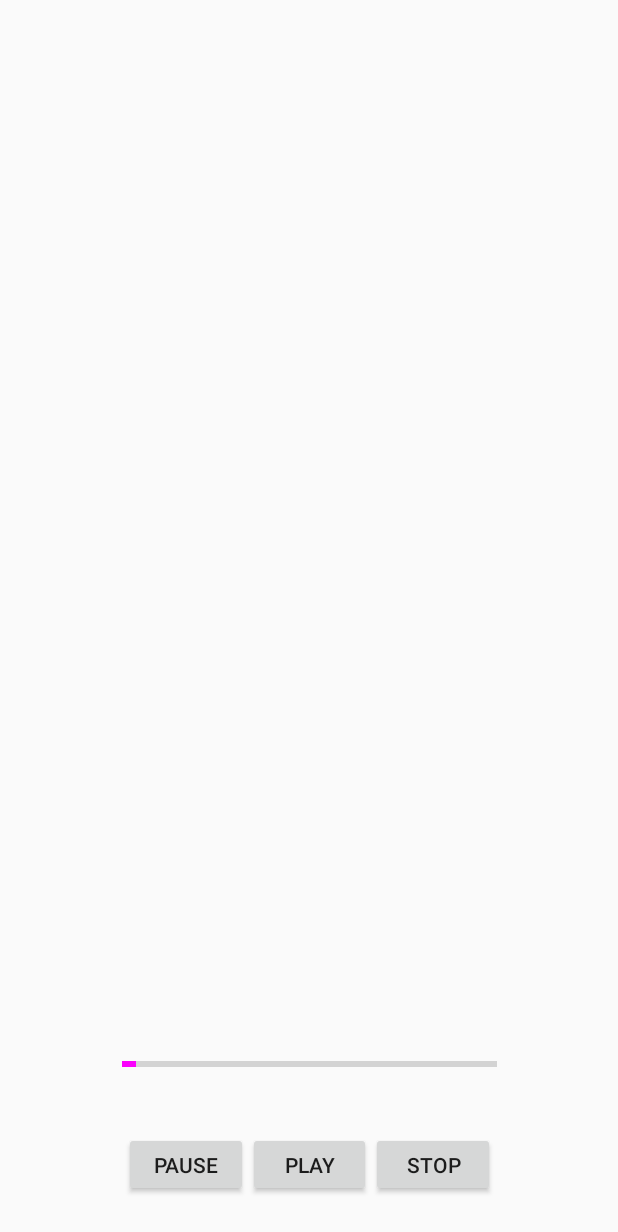
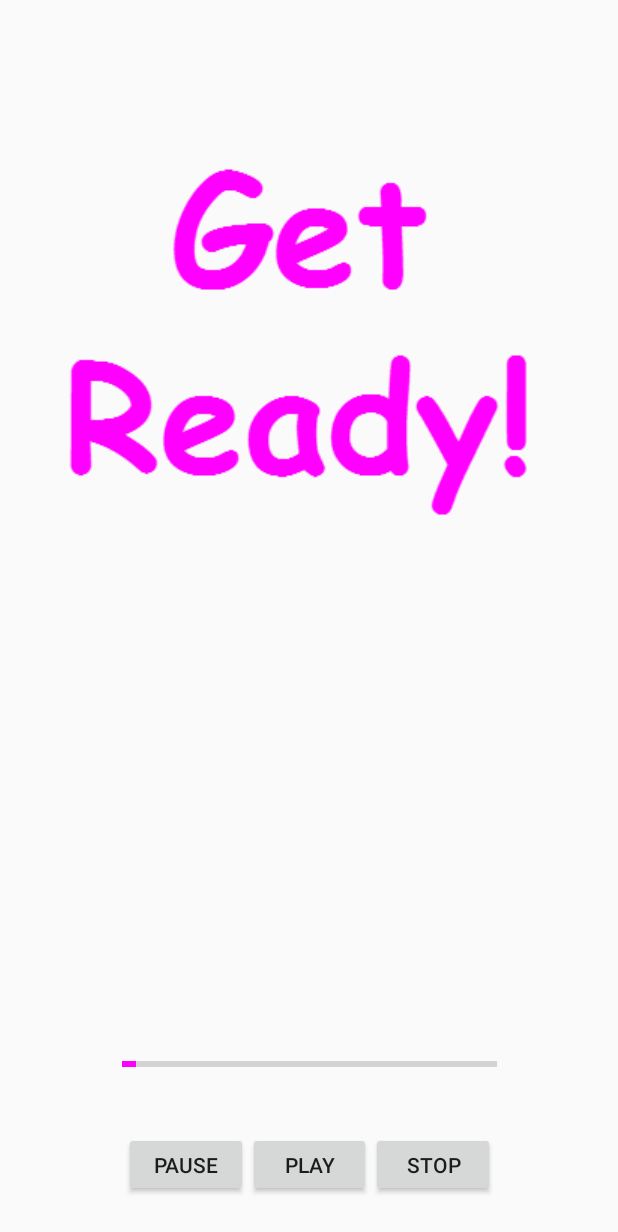
Before and after one commit to dic15afr/Danz, an Android app: the Play screen opened directly, with no data from a screen before it, after a tap on "PLAY", on a phone screen of 412 x 824 dp. Shown: the top 1232 px of the screen. Run offline under Robolectric (Android 15) with nearby library versions, the phone set to English and light mode, and no system bars.

Commit message:
Showing phone movements to the music (badly using a timer)

```diff
--- a/app/src/main/java/com/applications/duckle/danz/Play.java
+++ b/app/src/main/java/com/applications/duckle/danz/Play.java
@@ -5,6 +5,7 @@ import android.support.v7.app.AppCompatActivity;
 import android.os.Bundle;
 import android.view.View;
 import android.content.Intent;
+import android.widget.ImageView;
 import android.widget.ProgressBar;
 import android.widget.TextView;
 
@@ -12,6 +13,8 @@ public class Play extends AppCompatActivity {
     private MediaPlayer mediaPlayer;
     private MediaObserver observer = null;
     private ProgressBar progressBar;
+    private ImageChanger imageChanger;
+    private ImageView image;
 
     @Override
     protected void onCreate(Bundle savedInstanceState) {
@@ -27,11 +30,10 @@ public class Play extends AppCompatActivity {
         songNameTextView.setText(songName);
         progressBar = findViewById(R.id.progressBar);
         progressBar.setMax(mediaPlayer.getDuration());
-    }
 
-    public void playBtn(View v){
+        image = findViewById(R.id.image);
 
-        mediaPlayer.setOnCompletionListener(new MediaPlayer.OnCompletionListener(){
+        mediaPlayer.setOnCompletionListener(new MediaPlayer.OnCompletionListener() {
             @Override
             public void onCompletion(MediaPlayer mPlayer) {
                 observer.stop();
@@ -39,12 +41,20 @@ public class Play extends AppCompatActivity {
             }
         });
         observer = new MediaObserver();
+        new Thread(observer).start();
+
+        imageChanger = new ImageChanger();
+        new Thread(imageChanger).start();
+    }
+
+    public void playBtn(View v){
         mediaPlayer.start();
-        new Thread(observer).start();
     }
 
     public void stopBtn(View v){
         mediaPlayer.stop();
+        observer.stop();
+        imageChanger.stop();
         finish();
     }
 
@@ -71,4 +81,63 @@ public class Play extends AppCompatActivity {
             }
         }
     }
+
+    private class ImageChanger implements Runnable {
+        private boolean stop = false;
+
+        public void stop() {
+            stop = true;
+        }
+
+        @Override
+        public void run() {
+            changeImage(0);
+            while(!stop){
+                changeImage(1);
+                changeImage(2);
+                changeImage(1);
+                changeImage(2);
+
+                changeImage(3);
+                changeImage(4);
+                changeImage(3);
+                changeImage(4);
+            }
+        }
+
+        private void changeImage(final int img){
+            while(!mediaPlayer.isPlaying() && !stop || mediaPlayer.getCurrentPosition() < 6700 && img != 0){}
+            runOnUiThread(new Runnable() {
+                @Override
+                public void run() {
+                    switch (img){
+                        case 0:
+                            image.setImageResource(R.drawable.start);
+                            break;
+                        case 1:
+                            image.setImageResource(R.drawable.phoneup);
+                            break;
+                        case 2:
+                            image.setImageResource(R.drawable.phonedown);
+                            break;
+                        case 3:
+                            image.setImageResource(R.drawable.phoneleft);
+                            break;
+                        case 4:
+                            image.setImageResource(R.drawable.phoneright);
+                            break;
+                    }
+                }
+            });
+            Sleep(305);
+        }
+
+        private void Sleep(int millis){
+            try {
+                Thread.sleep(millis);
+            } catch (InterruptedException e) {
+                e.printStackTrace();
+            }
+        }
+    }
 }
--- a/app/src/main/res/layout/activity_play.xml
+++ b/app/src/main/res/layout/activity_play.xml
@@ -4,6 +4,7 @@
     xmlns:tools="http://schemas.android.com/tools"
     android:layout_width="match_parent"
     android:layout_height="match_parent"
+    android:keepScreenOn="true"
     tools:context=".Play">
 
     <TextView
@@ -76,4 +77,14 @@
             app:layout_constraintTop_toTopOf="parent" />
     </android.support.constraint.ConstraintLayout>
 
+    <ImageView
+        android:id="@+id/image"
+        android:layout_width="wrap_content"
+        android:layout_height="422dp"
+        android:layout_marginTop="2dp"
+        app:layout_constraintEnd_toEndOf="parent"
+        app:layout_constraintStart_toStartOf="parent"
+        app:layout_constraintTop_toTopOf="parent"
+        app:srcCompat="@drawable/main" />
+
 </android.support.constraint.ConstraintLayout>
```
Also changed, not shown: app/src/main/res/drawable/play.png (deleted), app/src/main/res/drawable/start.png (added).
